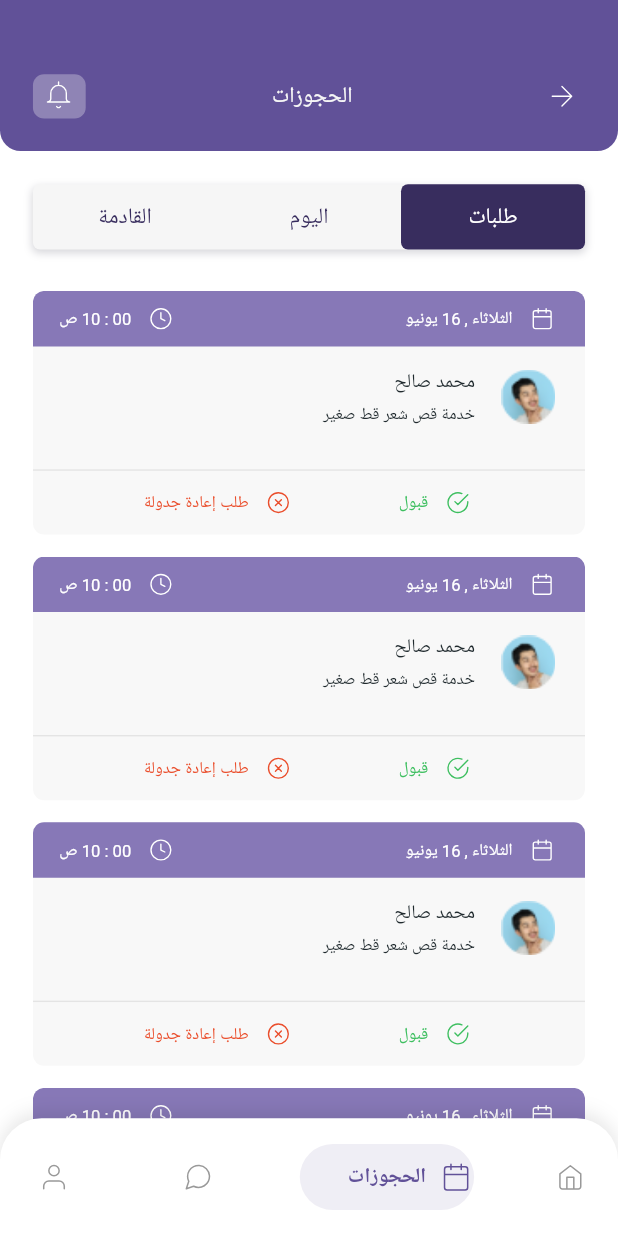
After one commit to MostafaBastawy/Task_Badr, a Flutter app: the screen it shows after launch, item 2 of the bottom bar chosen, after a tap on "قبول", on a phone screen of 412 x 824 dp. The commit adds this screen. Run offline on Flutter 3.47's test engine with Material 2 defaults, Android fonts, the phone set to English and light mode, and no system bars; drawn by our look-alikes of salomon_bottom_bar; our stand-ins replace easy_localization, flutter_bloc, flutter_screenutil, flutter_svg, flutter_switch; generated files the repository leaves out were written again; Roboto replaces fonts that are missing (Alexandria).

Commit message:
list animation finished

```diff
--- a/lib/modules/app/bloc_providers.dart
+++ b/lib/modules/app/bloc_providers.dart
@@ -2,6 +2,7 @@ import 'package:flutter/material.dart';
 import 'package:flutter_bloc/flutter_bloc.dart';
 import 'package:provider/single_child_widget.dart';
 import 'package:task_badr/modules/app/app_cubit/app_cubit.dart';
+import 'package:task_badr/modules/booking_screen/booking_cubit/booking_cubit.dart';
 import 'package:task_badr/modules/home_layout/home_layout_cubit/home_layout_cubit.dart';
 import 'package:task_badr/modules/home_screen/home_cubit/home_cubit.dart';
 
@@ -15,4 +16,7 @@ final List<SingleChildWidget> blocProviders = [
   BlocProvider(
     create: (BuildContext context) => HomeCubit(),
   ),
+  BlocProvider(
+    create: (BuildContext context) => BookingCubit(),
+  ),
 ];
--- a/lib/modules/booking_screen/booking_cubit/booking_cubit.dart
+++ b/lib/modules/booking_screen/booking_cubit/booking_cubit.dart
@@ -0,0 +1,8 @@
+import 'package:flutter_bloc/flutter_bloc.dart';
+import 'package:task_badr/modules/booking_screen/booking_cubit/booking_states.dart';
+
+class BookingCubit extends Cubit<BookingStates> {
+  BookingCubit() : super(BookingInitialState());
+
+  void preLoadData() {}
+}
--- a/lib/modules/booking_screen/booking_cubit/booking_states.dart
+++ b/lib/modules/booking_screen/booking_cubit/booking_states.dart
@@ -0,0 +1,5 @@
+class BookingStates {}
+
+class BookingInitialState extends BookingStates {}
+
+class BookingRefreshState extends BookingStates {}
--- a/lib/modules/booking_screen/booking_screen.dart
+++ b/lib/modules/booking_screen/booking_screen.dart
@@ -1,7 +1,7 @@
 import 'package:flutter/material.dart';
 import 'package:flutter_screenutil/flutter_screenutil.dart';
 import 'package:task_badr/modules/booking_screen/widgets/booking_app_bar.dart';
-import 'package:task_badr/modules/booking_screen/widgets/booking_item.dart';
+import 'package:task_badr/modules/booking_screen/widgets/booking_list.dart';
 import 'package:task_badr/modules/booking_screen/widgets/booking_tabs.dart';
 
 class BookingScreen extends StatelessWidget {
@@ -15,17 +15,7 @@ class BookingScreen extends StatelessWidget {
         SizedBox(height: 24.h),
         const BookingTabs(),
         SizedBox(height: 10.h),
-        Expanded(
-          child: ListView.separated(
-            shrinkWrap: true,
-            padding: EdgeInsets.symmetric(horizontal: 20.w, vertical: 20.h),
-            itemBuilder: (BuildContext context, int index) =>
-                const BookingItem(),
-            separatorBuilder: (BuildContext context, int index) =>
-                SizedBox(height: 16.h),
-            itemCount: 10,
-          ),
-        ),
+        const BookingList(),
         SizedBox(height: 80.h),
       ],
     );
--- a/lib/modules/booking_screen/widgets/booking_item.dart
+++ b/lib/modules/booking_screen/widgets/booking_item.dart
@@ -5,11 +5,22 @@ import 'package:task_badr/modules/booking_screen/widgets/reschecule_bottom_sheet
 import 'package:task_badr/utilis/styles/colors_manager.dart';
 
 class BookingItem extends StatelessWidget {
-  const BookingItem({Key? key}) : super(key: key);
-
+  const BookingItem({
+    Key? key,
+    required this.item,
+    required this.onTap,
+    required this.animation,
+  }) : super(key: key);
+  final Function onTap;
+  final int item;
+  final Animation<double> animation;
   @override
   Widget build(BuildContext context) {
-    return Container(
+    return SizeTransition(
+      sizeFactor: animation,
+      child: Column(
+        children: [
+          Container(
             width: 335.w,
             decoration: BoxDecoration(
               color: ColorsManager.fF8F8F8,
@@ -18,7 +29,8 @@ class BookingItem extends StatelessWidget {
             child: Column(
               children: [
                 Container(
-            padding: EdgeInsets.symmetric(vertical: 10.h, horizontal: 16.w),
+                  padding:
+                      EdgeInsets.symmetric(vertical: 10.h, horizontal: 16.w),
                   width: 335.w,
                   decoration: BoxDecoration(
                     color: ColorsManager.f8778B7,
@@ -117,7 +129,7 @@ class BookingItem extends StatelessWidget {
                     ),
                     SizedBox(width: 8.w),
                     InkWell(
-                onTap: () {},
+                      onTap: () => onTap(),
                       child: Text(
                         'قبول',
                         style: TextStyle(
@@ -164,6 +176,10 @@ class BookingItem extends StatelessWidget {
                 SizedBox(height: 13.h),
               ],
             ),
+          ),
+          SizedBox(height: 16.h),
+        ],
+      ),
     );
   }
 }
--- /dev/null
+++ b/lib/modules/booking_screen/widgets/booking_list.dart
@@ -0,0 +1,56 @@
+import 'package:flutter/material.dart';
+import 'package:flutter_screenutil/flutter_screenutil.dart';
+import 'package:task_badr/modules/booking_screen/widgets/booking_item.dart';
+
+class BookingList extends StatefulWidget {
+  const BookingList({Key? key}) : super(key: key);
+
+  @override
+  State<BookingList> createState() => _BookingListState();
+}
+
+class _BookingListState extends State<BookingList> {
+  List<int> items = [1, 2, 3, 4, 5, 6, 7, 8, 9];
+  final key = GlobalKey<AnimatedListState>();
+  @override
+  Widget build(BuildContext context) {
+    return Expanded(
+      child: AnimatedList(
+        key: key,
+        initialItemCount: items.length,
+        padding: EdgeInsets.symmetric(horizontal: 20.w, vertical: 20.h),
+        itemBuilder:
+            (BuildContext context, int index, Animation<double> animation) =>
+                buildItem(
+          item: items[index],
+          index: index,
+          animation: animation,
+        ),
+      ),
+    );
+  }
+
+  Widget buildItem({
+    required int item,
+    required int index,
+    required Animation<double> animation,
+  }) =>
+      BookingItem(
+        item: item,
+        onTap: () => removeItem(item, index),
+        animation: animation,
+      );
+
+  void removeItem(int item, int index) {
+    final item = items.removeAt(index);
+
+    key.currentState!.removeItem(
+      index,
+      (context, animation) => buildItem(
+        item: item,
+        index: index,
+        animation: animation,
+      ),
+    );
+  }
+}
```
Lines whose indentation alone changed are shown as unchanged.
